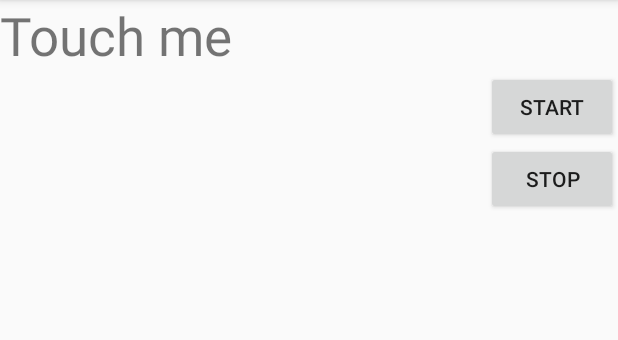
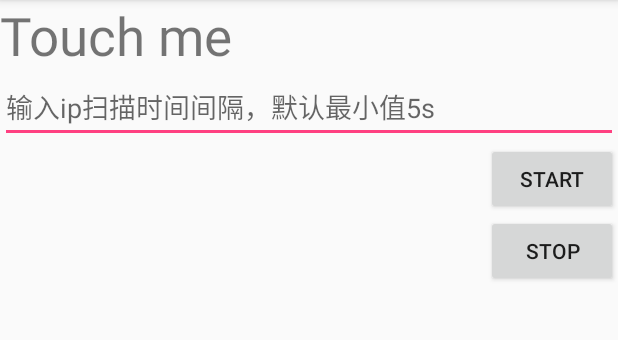
Before and after one commit to jiefangjun/WatchIp, an Android app: the screen it shows after launch (MainActivity), after a tap on "STOP", on a phone screen of 412 x 824 dp, the part 84-424 px from its top. Run offline under Robolectric (Android 15) with nearby library versions, the phone set to English and light mode, and no system bars.

Commit message:
add Scanning interval setting

```diff
--- a/app/src/main/java/gq/fokia/lockip/GetIpStatus.java
+++ b/app/src/main/java/gq/fokia/lockip/GetIpStatus.java
@@ -25,6 +25,7 @@ import java.util.Enumeration;
 
 public class GetIpStatus extends Service {
     private static final String TAG = "GetIpStatus";
+    public static int intervalTime = 1;
     private Notification notification;
     public String ipStatus = "";
     private AlarmManager alarmManager;
@@ -69,9 +70,9 @@ public class GetIpStatus extends Service {
             }
 
         }).start();
+        Log.d("intervalTime",intervalTime+"");
         alarmManager = (AlarmManager) getSystemService(ALARM_SERVICE);
-        int oneSecond = 1000;
-        long triggerAtTime = SystemClock.elapsedRealtime() + oneSecond;
+        long triggerAtTime = SystemClock.elapsedRealtime() + intervalTime * 1000;
         Intent i = new Intent(this, AlarmReceiver.class);
         pi = PendingIntent.getBroadcast(this,0,i,0);
         alarmManager.set(AlarmManager.ELAPSED_REALTIME_WAKEUP,triggerAtTime,pi);
--- a/app/src/main/java/gq/fokia/lockip/IpUtils.java
+++ b/app/src/main/java/gq/fokia/lockip/IpUtils.java
@@ -3,8 +3,6 @@ package gq.fokia.lockip;
 import android.content.Context;
 import android.net.ConnectivityManager;
 import android.net.NetworkInfo;
-import android.os.Looper;
-import android.widget.Toast;
 
 import java.net.InetAddress;
 import java.net.NetworkInterface;
--- a/app/src/main/java/gq/fokia/lockip/MainActivity.java
+++ b/app/src/main/java/gq/fokia/lockip/MainActivity.java
@@ -13,6 +13,7 @@ import android.os.Bundle;
 import android.util.Log;
 import android.view.View;
 import android.widget.Button;
+import android.widget.EditText;
 import android.widget.TextView;
 import android.widget.Toast;
 
@@ -21,6 +22,8 @@ import java.net.NetworkInterface;
 import java.net.SocketException;
 import java.util.Enumeration;
 
+import static gq.fokia.lockip.GetIpStatus.intervalTime;
+
 public class MainActivity extends AppCompatActivity implements View.OnClickListener {
     private TextView textView;
     private Button start;
@@ -28,6 +31,7 @@ public class MainActivity extends AppCompatActivity implements View.OnClickListe
     private String ip;
     private static String KEY = "ip";
     private IpUtils ipUtils;
+    private EditText interval;
     @Override
     protected void onCreate(Bundle savedInstanceState) {
         super.onCreate(savedInstanceState);
@@ -38,10 +42,13 @@ public class MainActivity extends AppCompatActivity implements View.OnClickListe
         start.setOnClickListener(this);
         stop = (Button) findViewById(R.id.stop);
         stop.setOnClickListener(this);
+        interval = (EditText) findViewById(R.id.editText);
         Log.d("MainActivity","on Executed");
         if(savedInstanceState != null){
             ip = savedInstanceState.getString(KEY,"Touch me");
             textView.setText(ip);
+            intervalTime = savedInstanceState.getInt("intervalTime",1);
+            interval.setText(intervalTime);
         }
         ipUtils = new IpUtils(this,true);
     }
@@ -67,6 +74,12 @@ public class MainActivity extends AppCompatActivity implements View.OnClickListe
                 break;
             case R.id.start:
                 if(setText()) {
+                    //intervalTime = interval.getTextDirection();
+                    String interval_text = interval.getText().toString().trim();
+                    if(!interval_text.isEmpty()) {
+                        intervalTime = Integer.parseInt(interval.getText().toString());
+                        Log.d("MainActivity", intervalTime + "");
+                    }
                     Intent startIntent = new Intent(this, GetIpStatus.class);
                     startService(startIntent);
                 }
@@ -74,6 +87,7 @@ public class MainActivity extends AppCompatActivity implements View.OnClickListe
             case R.id.stop:
                 Intent stopIntent = new Intent(this, GetIpStatus.class);
                 stopService(stopIntent);
+                break;
             default:
                 break;
         }
@@ -81,6 +95,7 @@ public class MainActivity extends AppCompatActivity implements View.OnClickListe
     public void saveData(){
         SharedPreferences.Editor editor = getSharedPreferences("data",0).edit();
         editor.putString("ipAddress",ip);
+        editor.putInt("intervalTime",intervalTime);
         editor.commit();
     }
 
--- a/app/src/main/res/layout/activity_main.xml
+++ b/app/src/main/res/layout/activity_main.xml
@@ -13,6 +13,14 @@
         android:layout_width="wrap_content"
         android:layout_height="wrap_content"
         android:text="Touch me" />
+
+    <EditText
+        android:layout_width="match_parent"
+        android:layout_height="wrap_content"
+        android:inputType="number"
+        android:ems="10"
+        android:hint="输入ip扫描时间间隔，默认最小值5s"
+        android:id="@+id/editText" />
 
     <LinearLayout
         android:orientation="vertical"
```
